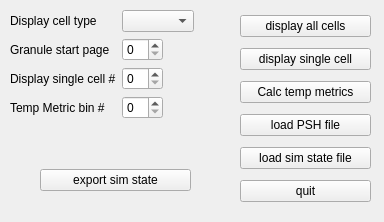
Before: the Qt Designer form PSHViewer/includes/mainw.ui in wenkeli/Cerebellum_simulation, drawn with Qt 5.
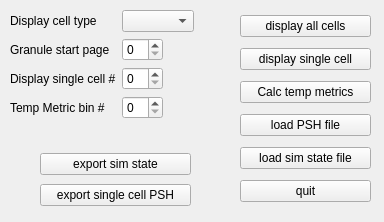
After: the same form once the commit is applied.

```diff
--- a/PSHViewer/includes/mainw.ui
+++ b/PSHViewer/includes/mainw.ui
@@ -140,6 +140,13 @@
        </property>
       </widget>
      </item>
+     <item>
+      <widget class="QPushButton" name="exportSinglePSH">
+       <property name="text">
+        <string>export single cell PSH</string>
+       </property>
+      </widget>
+     </item>
     </layout>
    </widget>
   </widget>
```
Left out of the diff: 21 changed lines with no effect on the pictures.
